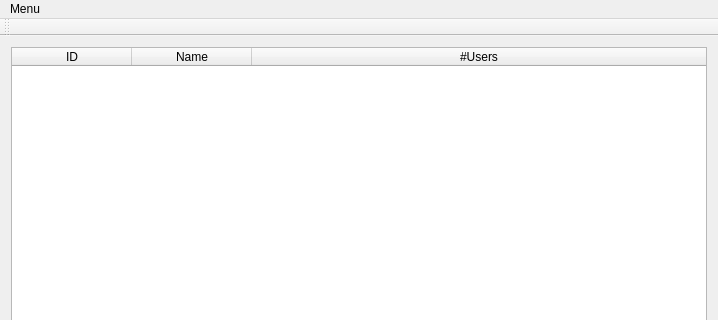
Old version of the form tmChatEric/mainwindow.ui in the repository miiisch/TM2011C1.4; both pictures show x 0 to 718 and y 0 to 320 of the 718 by 610 pixel window.
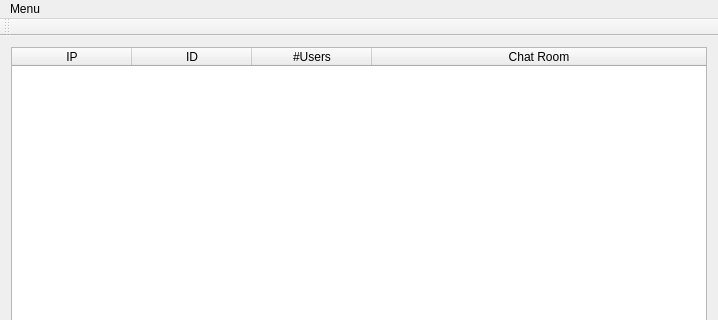
New version of the form.

```diff
--- a/tmChatEric/mainwindow.ui
+++ b/tmChatEric/mainwindow.ui
@@ -44,21 +44,26 @@
       <attribute name="horizontalHeaderStretchLastSection">
        <bool>true</bool>
       </attribute>
+      <column>
+       <property name="text">
+        <string>IP</string>
+       </property>
+      </column>
       <column>
        <property name="text">
         <string>ID</string>
        </property>
       </column>
-      <column>
-       <property name="text">
-        <string>Name</string>
-       </property>
-      </column>
       <column>
        <property name="text">
         <string>#Users</string>
        </property>
       </column>
+      <column>
+       <property name="text">
+        <string>Chat Room</string>
+       </property>
+      </column>
      </widget>
     </item>
     <item>
```
